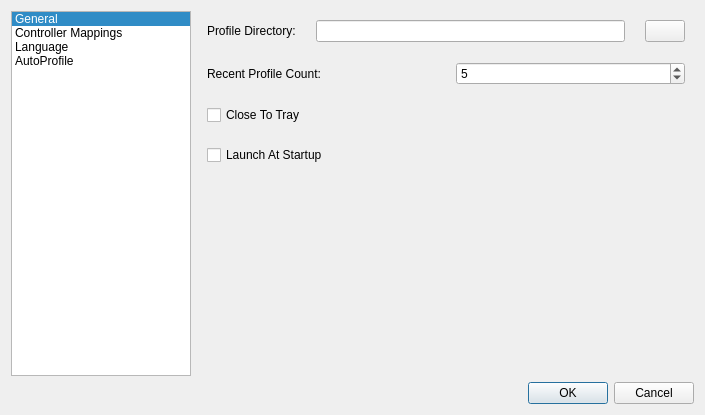
Before: the Qt Designer form src/mainsettingsdialog.ui in AntiMicroX/antimicrox, drawn with Qt 5.
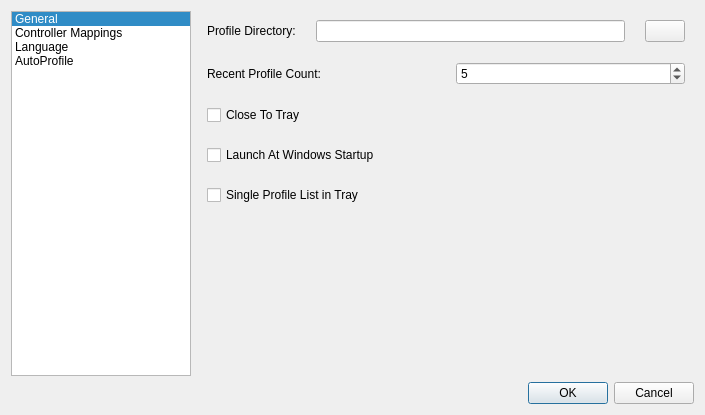
After: the same form once the commit is applied. Icons and pictures are not drawn.

Commit message: Added option to allow single profile list support in tray for multiple gamepads.

```diff
--- a/src/mainsettingsdialog.ui
+++ b/src/mainsettingsdialog.ui
@@ -175,7 +175,19 @@
          <item>
           <widget class="QCheckBox" name="launchAtWinStartupCheckBox">
            <property name="text">
-            <string>Launch At Startup</string>
+            <string>Launch At Windows Startup</string>
+           </property>
+          </widget>
+         </item>
+         <item>
+          <widget class="QCheckBox" name="traySingleProfileListCheckBox">
+           <property name="toolTip">
+            <string>Display recent profiles for all controllers
+as a single list in the tray menu. Defaults
+to using sub-menus.</string>
+           </property>
+           <property name="text">
+            <string>Single Profile List in Tray</string>
            </property>
           </widget>
          </item>
```
Left out of the diff: 3 changed lines with no effect on the pictures. The commit also changes 3 other files.
